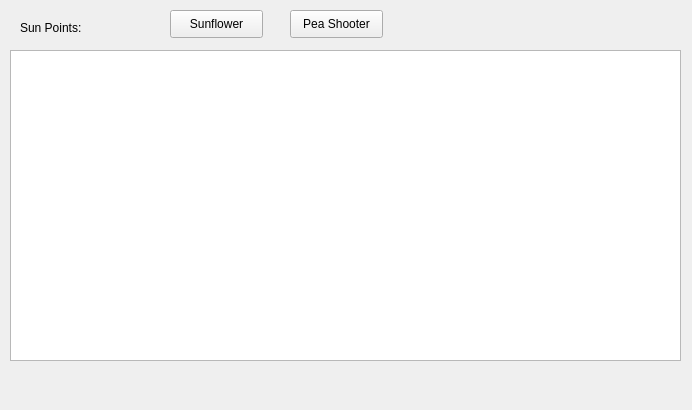
The window that maingame.ui (Izrg/Plants-vs-Zombies) describes before a commit, drawn with Qt 5.
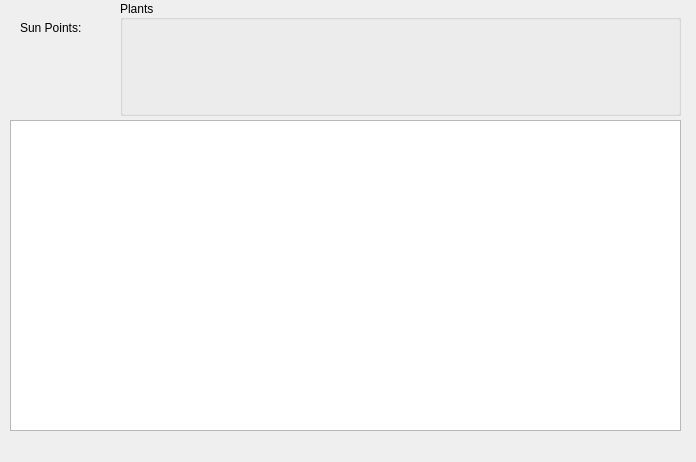
The same window after the commit.

Commit message:
Major class structure update - Singleton
Implemented a Singleton pattern of sorts to store game object. Simply
outputting their image onto the screen instead of creating a new object
each time. Change data structure layout.

Patch:
```diff
--- a/maingame.ui
+++ b/maingame.ui
@@ -6,8 +6,8 @@
    <rect>
     <x>0</x>
     <y>0</y>
-    <width>692</width>
-    <height>410</height>
+    <width>696</width>
+    <height>462</height>
    </rect>
   </property>
   <property name="windowTitle">
@@ -18,38 +18,12 @@
     <property name="geometry">
      <rect>
       <x>10</x>
-      <y>50</y>
+      <y>120</y>
       <width>671</width>
       <height>311</height>
      </rect>
     </property>
    </widget>
-   <widget class="QPushButton" name="sunflowerBtn">
-    <property name="geometry">
-     <rect>
-      <x>170</x>
-      <y>10</y>
-      <width>93</width>
-      <height>28</height>
-     </rect>
-    </property>
-    <property name="text">
-     <string>Sunflower</string>
-    </property>
-   </widget>
-   <widget class="QPushButton" name="peashooterBtn">
-    <property name="geometry">
-     <rect>
-      <x>290</x>
-      <y>10</y>
-      <width>93</width>
-      <height>28</height>
-     </rect>
-    </property>
-    <property name="text">
-     <string>Pea Shooter</string>
-    </property>
-   </widget>
    <widget class="QLabel" name="sunPointsLbl">
     <property name="geometry">
      <rect>
@@ -63,6 +37,54 @@
      <string>Sun Points: </string>
     </property>
    </widget>
+   <widget class="QGroupBox" name="groupBox">
+    <property name="geometry">
+     <rect>
+      <x>120</x>
+      <y>0</y>
+      <width>561</width>
+      <height>116</height>
+     </rect>
+    </property>
+    <property name="sizePolicy">
+     <sizepolicy hsizetype="Preferred" vsizetype="Preferred">
+      <horstretch>0</horstretch>
+      <verstretch>0</verstretch>
+     </sizepolicy>
+    </property>
+    <property name="layoutDirection">
+     <enum>Qt::LeftToRight</enum>
+    </property>
+    <property name="title">
+     <string>Plants</string>
+    </property>
+    <property name="alignment">
+     <set>Qt::AlignLeading|Qt::AlignLeft|Qt::AlignVCenter</set>
+    </property>
+    <layout class="QHBoxLayout" name="horizontalLayout">
+     <property name="spacing">
+      <number>0</number>
+     </property>
+     <property name="sizeConstraint">
+      <enum>QLayout::SetNoConstraint</enum>
+     </property>
+     <property name="leftMargin">
+      <number>10</number>
+     </property>
+     <property name="topMargin">
+      <number>0</number>
+     </property>
+     <property name="rightMargin">
+      <number>10</number>
+     </property>
+     <property name="bottomMargin">
+      <number>0</number>
+     </property>
+    </layout>
+   </widget>
+   <zorder>groupBox</zorder>
+   <zorder>gameBoard</zorder>
+   <zorder>sunPointsLbl</zorder>
   </widget>
   <widget class="QMenuBar" name="menubar">
    <property name="geometry">
```
Left out of the diff: 4 changed lines with no effect on the pictures. The commit also changes 30 other files.
